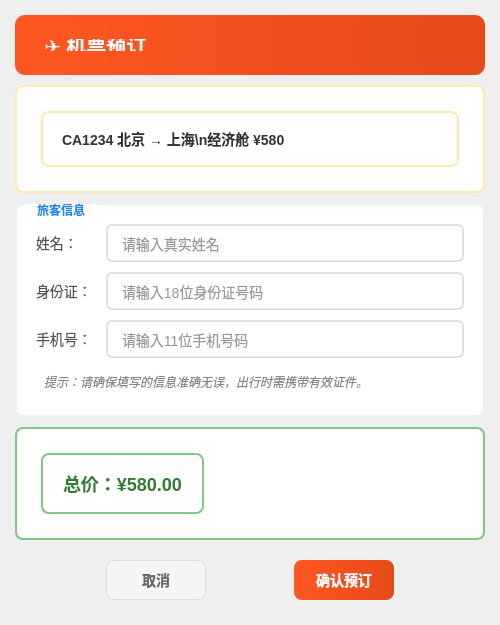
This is Client/bookingdialog.ui in smallsmallrui214/FlightBookingSystem as Qt 5 draws it before an edit. The edited form follows.
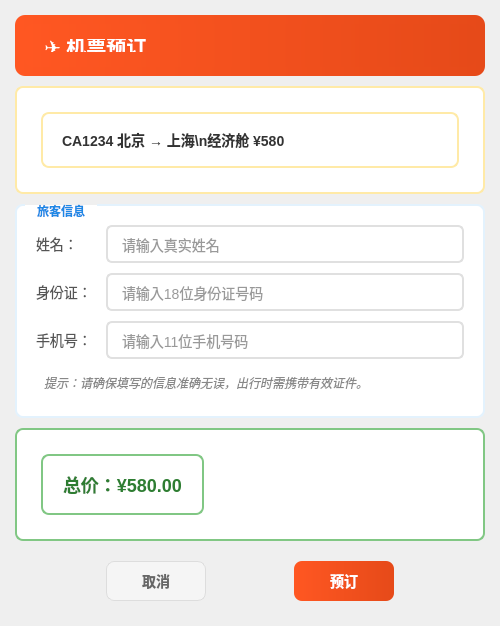
This is the edited form.

Commit message: 优化了粗略信息和详细信息的显示，完善了购票按钮

```diff
--- a/Client/bookingdialog.ui
+++ b/Client/bookingdialog.ui
@@ -7,7 +7,7 @@
     <x>0</x>
     <y>0</y>
     <width>500</width>
-    <height>450</height>
+    <height>626</height>
    </rect>
   </property>
   <property name="windowTitle">
@@ -443,7 +443,7 @@
 }</string>
         </property>
         <property name="text">
-         <string>确认预订</string>
+         <string>预订</string>
         </property>
        </widget>
       </item>
```
Left out of the diff: 30 changed lines with no effect on the pictures. The commit also changes 3 other files.
